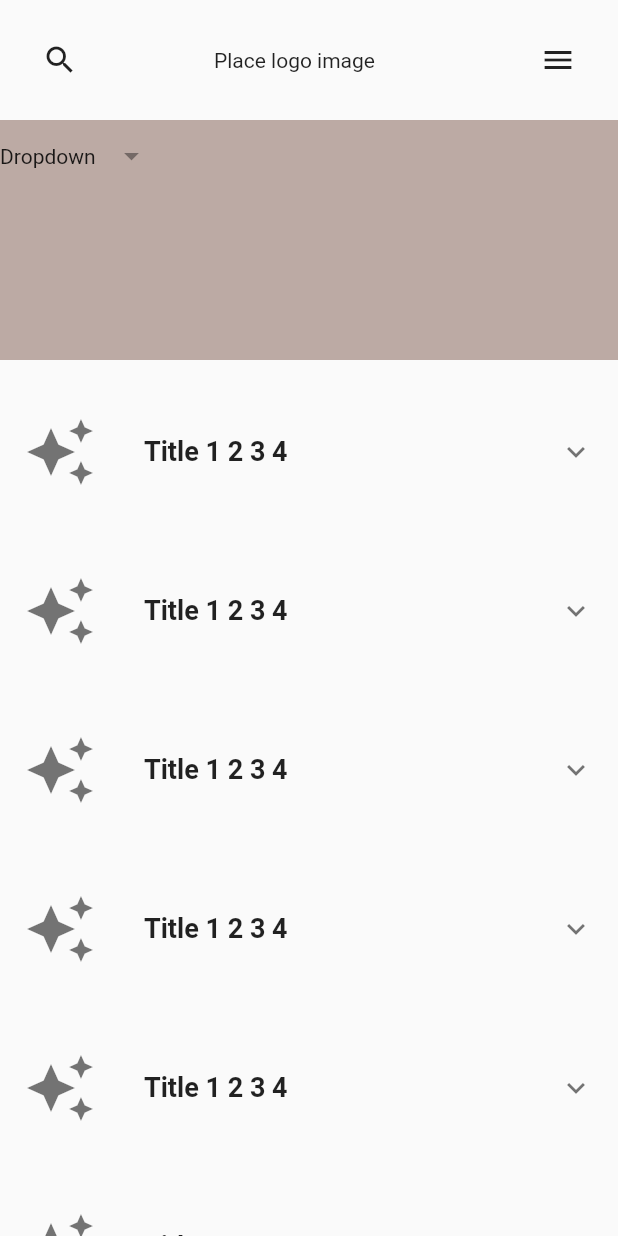
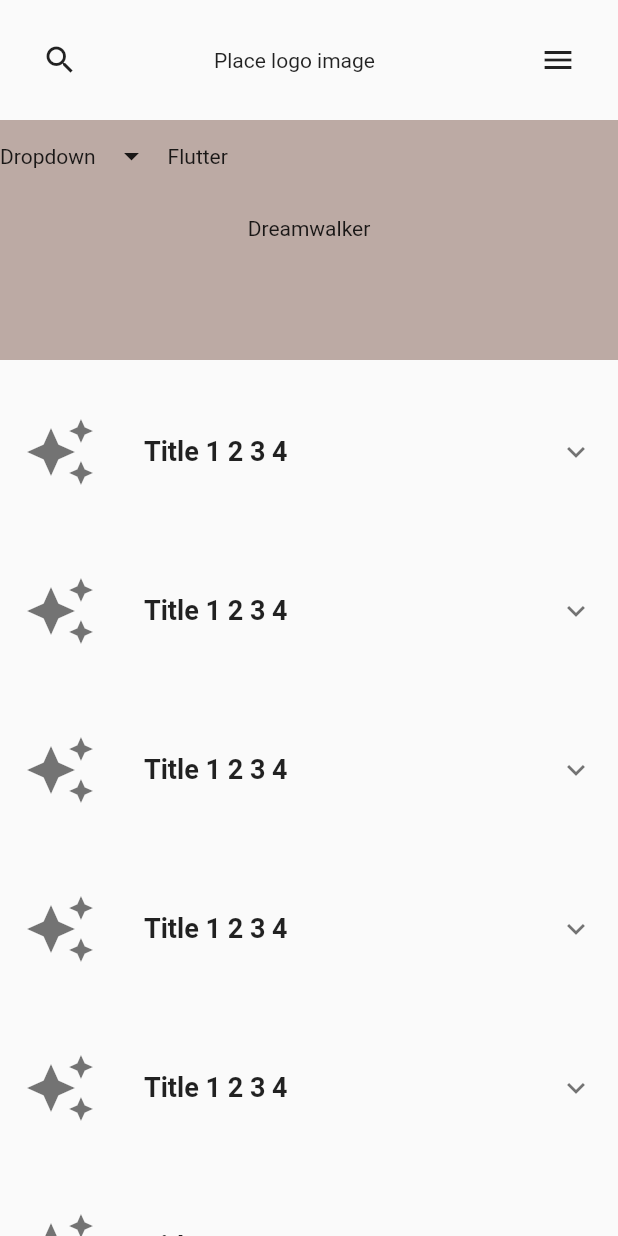
Before and after one commit to JAICHANGPARK/flutter_notebook_8th_story, a Flutter app: the screen it shows after launch, on a phone screen of 412 x 824 dp. Run offline on Flutter 3.47's test engine with Material 2 defaults, Android fonts, the phone set to English and light mode, and no system bars; our stand-ins replace badges, flutter_hooks, google_fonts, hooks_riverpod, state_notifier.

Commit message:
Update dental_service_app.dart

```diff
--- a/lib/ep578_dental_service/dental_service_app.dart
+++ b/lib/ep578_dental_service/dental_service_app.dart
@@ -57,9 +57,14 @@ class _DentalMainPageState extends State<DentalMainPage> {
                     Row(
                       children: [
                         Text("Dropdown"),
-                        IconButton(icon: Icon(Icons.arrow_drop_down), onPressed: null)
+                        IconButton(icon: Icon(Icons.arrow_drop_down), onPressed: (){}),
+                        Text("Flutter"),
                       ],
-                    )
+                    ),
+                    Padding(
+                      padding: const EdgeInsets.all(16.0),
+                      child: Text("Dreamwalker"),
+                    ),
                   ],
                 ),
               ),
```
